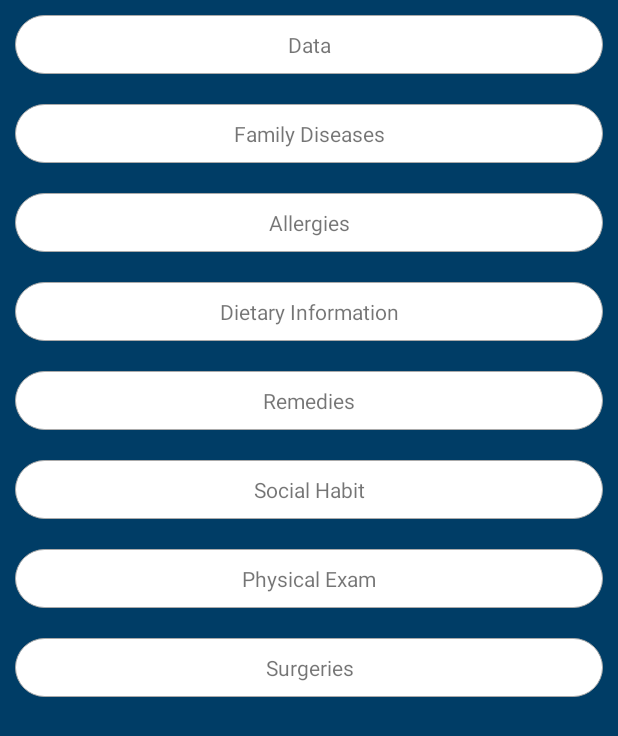
After one commit to mohamed-shaar/PatientHistory, an Android app: the fragment ViewAllPatientDataFragment shown on its own in the app's theme, on a phone screen of 412 x 824 dp. The commit adds this screen. Shown: the top 736 px of the screen. Run offline under Robolectric (Android 15) with nearby library versions, the phone set to English and light mode, and no system bars; our stand-ins replace Room's generated code.

Commit message:
implemented add surgery and started view all data fragment, parsing the data is next

```diff
--- /dev/null
+++ b/app/src/main/java/com/example/patienthistory/fragments/ViewAllPatientDataFragment.java
@@ -0,0 +1,150 @@
+package com.example.patienthistory.fragments;
+
+
+import android.os.Bundle;
+import android.view.LayoutInflater;
+import android.view.View;
+import android.view.ViewGroup;
+import android.widget.TextView;
+
+import com.example.patienthistory.R;
+import com.example.patienthistory.room.entities.Allergies;
+import com.example.patienthistory.room.entities.DietaryInformation;
+import com.example.patienthistory.room.entities.FamilyDiseases;
+import com.example.patienthistory.room.entities.Patient;
+import com.example.patienthistory.room.entities.PhysicalExam;
+import com.example.patienthistory.room.entities.Remedies;
+import com.example.patienthistory.room.entities.SocialHabit;
+import com.example.patienthistory.room.entities.Surgery;
+import com.example.patienthistory.room.viewmodels.AllergiesViewModel;
+import com.example.patienthistory.room.viewmodels.DietaryInformationViewModel;
+import com.example.patienthistory.room.viewmodels.FamilyDiseasesViewModel;
+import com.example.patienthistory.room.viewmodels.PatientViewModel;
+import com.example.patienthistory.room.viewmodels.PhysicalExamViewModel;
+import com.example.patienthistory.room.viewmodels.RemediesViewModel;
+import com.example.patienthistory.room.viewmodels.SocialHabitViewModel;
+import com.example.patienthistory.room.viewmodels.SurgeryViewModel;
+
+import java.util.List;
+
+import androidx.fragment.app.Fragment;
+import androidx.lifecycle.Observer;
+import androidx.lifecycle.ViewModelProviders;
+
+/**
+ * A simple {@link Fragment} subclass.
+ */
+public class ViewAllPatientDataFragment extends Fragment {
+
+    private TextView tv_patient_data_view;
+    private TextView tv_patient_family_diseases_view;
+    private TextView tv_patient_allergies_view;
+    private TextView tv_patient_dietary_information_view;
+    private TextView tv_patient_remedies_view;
+    private TextView tv_patient_social_habit_view;
+    private TextView tv_patient_physical_exam_view;
+    private TextView tv_patient_surgeries_view;
+
+    private PatientViewModel patientViewModel;
+    private FamilyDiseasesViewModel familyDiseasesViewModel;
+    private AllergiesViewModel allergiesViewModel;
+    private DietaryInformationViewModel dietaryInformationViewModel;
+    private RemediesViewModel remediesViewModel;
+    private SocialHabitViewModel socialHabitViewModel;
+    private PhysicalExamViewModel physicalExamViewModel;
+    private SurgeryViewModel surgeryViewModel;
+
+
+    public ViewAllPatientDataFragment() {
+        // Required empty public constructor
+    }
+
+
+    @Override
+    public View onCreateView(LayoutInflater inflater, ViewGroup container,
+                             Bundle savedInstanceState) {
+        // Inflate the layout for this fragment
+        View view = inflater.inflate(R.layout.fragment_view_all_patient_data, container, false);
+
+        tv_patient_data_view = view.findViewById(R.id.tv_patient_data_view);
+        tv_patient_family_diseases_view = view.findViewById(R.id.tv_patient_family_diseases_view);
+        tv_patient_allergies_view = view.findViewById(R.id.tv_patient_allergies_view);
+        tv_patient_dietary_information_view = view.findViewById(R.id.tv_patient_dietary_information_view);
+        tv_patient_remedies_view = view.findViewById(R.id.tv_patient_remedies_view);
+        tv_patient_social_habit_view = view.findViewById(R.id.tv_patient_social_habit_view);
+        tv_patient_physical_exam_view = view.findViewById(R.id.tv_patient_physical_exam_view);
+        tv_patient_surgeries_view = view.findViewById(R.id.tv_patient_surgeries_view);
+
+        patientViewModel = ViewModelProviders.of(this).get(PatientViewModel.class);
+        familyDiseasesViewModel = ViewModelProviders.of(this).get(FamilyDiseasesViewModel.class);
+        allergiesViewModel = ViewModelProviders.of(this).get(AllergiesViewModel.class);
+        dietaryInformationViewModel = ViewModelProviders.of(this).get(DietaryInformationViewModel.class);
+        remediesViewModel = ViewModelProviders.of(this).get(RemediesViewModel.class);
+        socialHabitViewModel = ViewModelProviders.of(this).get(SocialHabitViewModel.class);
+        physicalExamViewModel = ViewModelProviders.of(this).get(PhysicalExamViewModel.class);
+        surgeryViewModel = ViewModelProviders.of(this).get(SurgeryViewModel.class);
+
+
+
+        //TODO parse the data
+        patientViewModel.getData().observe(this, new Observer<Patient>() {
+            @Override
+            public void onChanged(Patient patient) {
+
+            }
+        });
+
+        familyDiseasesViewModel.getAllFamilyDiseases().observe(this, new Observer<List<FamilyDiseases>>() {
+            @Override
+            public void onChanged(List<FamilyDiseases> familyDiseases) {
+
+            }
+        });
+
+        allergiesViewModel.getAllAllergies().observe(this, new Observer<List<Allergies>>() {
+            @Override
+            public void onChanged(List<Allergies> allergies) {
+
+            }
+        });
+
+        dietaryInformationViewModel.getDietaryInformationList().observe(this, new Observer<List<DietaryInformation>>() {
+            @Override
+            public void onChanged(List<DietaryInformation> dietaryInformations) {
+
+            }
+        });
+
+        remediesViewModel.getAllRemedies().observe(this, new Observer<List<Remedies>>() {
+            @Override
+            public void onChanged(List<Remedies> remedies) {
+
+            }
+        });
+
+        socialHabitViewModel.getSocialHabitLiveData().observe(this, new Observer<SocialHabit>() {
+            @Override
+            public void onChanged(SocialHabit socialHabit) {
+
+            }
+        });
+
+        physicalExamViewModel.getPhysicalExamLiveData().observe(this, new Observer<PhysicalExam>() {
+            @Override
+            public void onChanged(PhysicalExam physicalExam) {
+
+            }
+        });
+
+        surgeryViewModel.getAllSurgeries().observe(this, new Observer<List<Surgery>>() {
+            @Override
+            public void onChanged(List<Surgery> surgeries) {
+
+            }
+        });
+
+
+        return inflater.inflate(R.layout.fragment_view_all_patient_data, container, false);
+    }
+
+}
--- /dev/null
+++ b/app/src/main/res/layout/fragment_view_all_patient_data.xml
@@ -0,0 +1,96 @@
+<?xml version="1.0" encoding="utf-8"?>
+<ScrollView xmlns:android="http://schemas.android.com/apk/res/android"
+    xmlns:tools="http://schemas.android.com/tools"
+    android:layout_width="match_parent"
+    android:layout_height="match_parent"
+    android:background="@color/blueDark"
+    tools:context=".fragments.ViewAllPatientDataFragment">
+
+    <LinearLayout
+        android:layout_width="match_parent"
+        android:layout_height="wrap_content"
+        android:orientation="vertical">
+
+        <TextView
+            android:id="@+id/tv_patient_data_view"
+            android:layout_width="match_parent"
+            android:layout_height="wrap_content"
+            android:layout_margin="10dp"
+            android:background="@drawable/button_shape"
+            android:padding="10dp"
+            android:text="@string/data"
+            android:textAlignment="center" />
+
+        <TextView
+            android:id="@+id/tv_patient_family_diseases_view"
+            android:layout_width="match_parent"
+            android:layout_height="wrap_content"
+            android:layout_margin="10dp"
+            android:background="@drawable/button_shape"
+            android:padding="10dp"
+            android:text="@string/family_diseases"
+            android:textAlignment="center" />
+
+        <TextView
+            android:id="@+id/tv_patient_allergies_view"
+            android:layout_width="match_parent"
+            android:layout_height="wrap_content"
+            android:layout_margin="10dp"
+            android:background="@drawable/button_shape"
+            android:padding="10dp"
+            android:text="@string/allergies"
+            android:textAlignment="center" />
+
+        <TextView
+            android:id="@+id/tv_patient_dietary_information_view"
+            android:layout_width="match_parent"
+            android:layout_height="wrap_content"
+            android:layout_margin="10dp"
+            android:background="@drawable/button_shape"
+            android:padding="10dp"
+            android:text="@string/dietary_information"
+            android:textAlignment="center" />
+
+        <TextView
+            android:id="@+id/tv_patient_remedies_view"
+            android:layout_width="match_parent"
+            android:layout_height="wrap_content"
+            android:layout_margin="10dp"
+            android:background="@drawable/button_shape"
+            android:padding="10dp"
+            android:text="@string/remedies"
+            android:textAlignment="center" />
+
+        <TextView
+            android:id="@+id/tv_patient_social_habit_view"
+            android:layout_width="match_parent"
+            android:layout_height="wrap_content"
+            android:layout_margin="10dp"
+            android:background="@drawable/button_shape"
+            android:padding="10dp"
+            android:text="@string/social_habit"
+            android:textAlignment="center" />
+
+        <TextView
+            android:id="@+id/tv_patient_physical_exam_view"
+            android:layout_width="match_parent"
+            android:layout_height="wrap_content"
+            android:layout_margin="10dp"
+            android:background="@drawable/button_shape"
+            android:padding="10dp"
+            android:text="@string/physical_exam"
+            android:textAlignment="center" />
+
+        <TextView
+            android:id="@+id/tv_patient_surgeries_view"
+            android:layout_width="match_parent"
+            android:layout_height="wrap_content"
+            android:layout_margin="10dp"
+            android:background="@drawable/button_shape"
+            android:padding="10dp"
+            android:text="@string/surgeries"
+            android:textAlignment="center" />
+
+    </LinearLayout>
+
+</ScrollView>
--- a/app/src/main/res/values/strings.xml
+++ b/app/src/main/res/values/strings.xml
@@ -69,4 +69,5 @@
     <string name="please_enter_true_or_false">Please Enter true or false.</string>
     <string name="blood_pressure">Blood Pressure</string>
     <string name="heart_rate">Heart Rate</string>
+    <string name="view_all_data">View All Data</string>
 </resources>
```
Also changed, not shown: app/src/main/java/com/example/patienthistory/fragments/AddSurgeryFragment.java (added, +69 -0 lines), app/src/main/java/com/example/patienthistory/fragments/DataFragment.java (+12 -0 lines), app/src/main/res/layout/fragment_add_surgery.xml (added, +30 -0 lines), app/src/main/res/layout/fragment_data.xml (+8 -0 lines).
